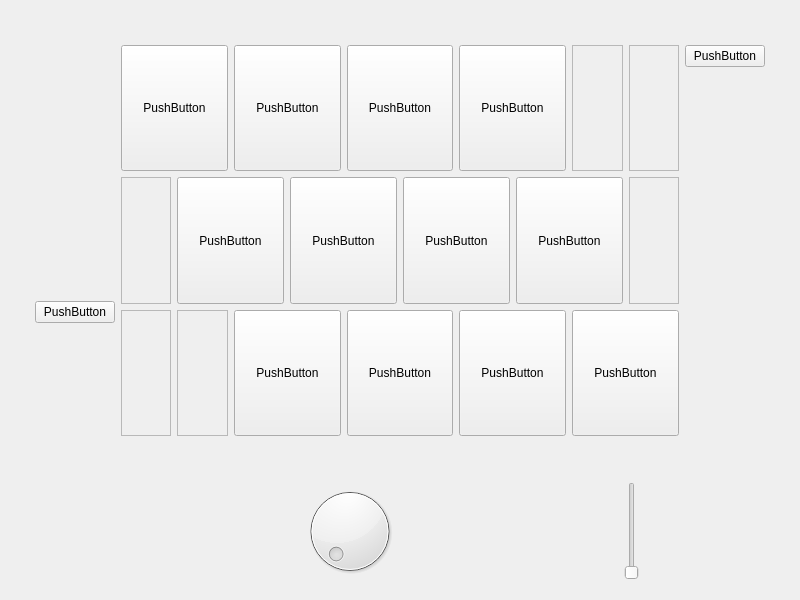
Old version of the form src/mainwindow.ui in the repository goldengun1/Music_Board.
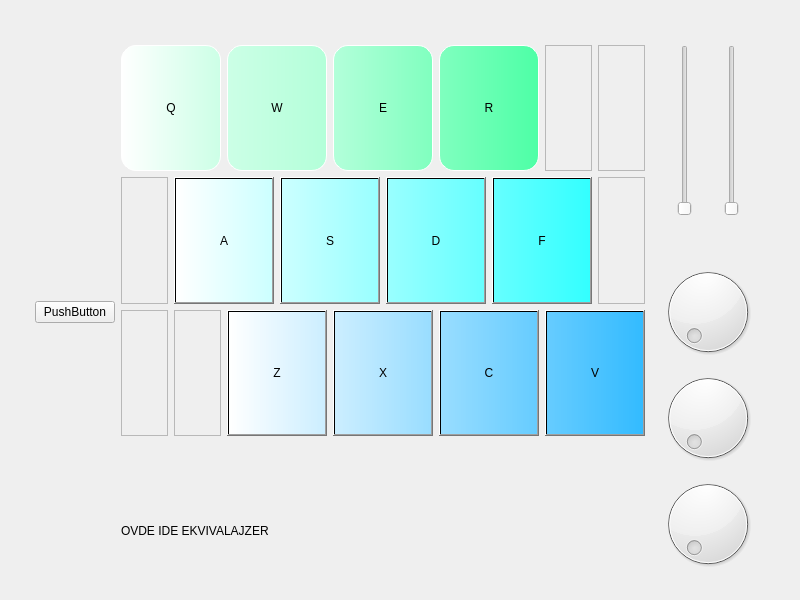
New version of the form.

Commit message: testirano stilizovanje dugmica

```diff
--- a/src/mainwindow.ui
+++ b/src/mainwindow.ui
@@ -19,7 +19,7 @@
   <property name="windowTitle">
    <string>MainWindow</string>
   </property>
-  <layout class="QGridLayout" name="gridLayout_2" rowstretch="3,0" columnstretch="1,7,1">
+  <layout class="QGridLayout" name="gridLayout_2" rowstretch="3,0" columnstretch="1,7,3">
    <property name="leftMargin">
     <number>35</number>
    </property>
@@ -32,57 +32,10 @@
    <property name="bottomMargin">
     <number>20</number>
    </property>
-   <item row="0" column="0" rowspan="2">
-    <layout class="QVBoxLayout" name="verticalLayout_2">
-     <item>
-      <widget class="QPushButton" name="pushButton_8">
-       <property name="text">
-        <string>PushButton</string>
-       </property>
-      </widget>
-     </item>
-    </layout>
-   </item>
    <item row="0" column="1" rowspan="2">
     <layout class="QVBoxLayout" name="verticalLayout" stretch="4,0,1">
      <item>
       <layout class="QGridLayout" name="gridLayout">
-       <item row="2" column="1">
-        <widget class="QFrame" name="frame_4">
-         <property name="frameShape">
-          <enum>QFrame::StyledPanel</enum>
-         </property>
-         <property name="frameShadow">
-          <enum>QFrame::Raised</enum>
-         </property>
-        </widget>
-       </item>
-       <item row="1" column="3" colspan="2">
-        <widget class="QPushButton" name="pushButton_6">
-         <property name="sizePolicy">
-          <sizepolicy hsizetype="Minimum" vsizetype="Expanding">
-           <horstretch>0</horstretch>
-           <verstretch>0</verstretch>
-          </sizepolicy>
-         </property>
-         <property name="text">
-          <string>PushButton</string>
-         </property>
-        </widget>
-       </item>
-       <item row="2" column="6" colspan="2">
-        <widget class="QPushButton" name="pushButton_15">
-         <property name="sizePolicy">
-          <sizepolicy hsizetype="Minimum" vsizetype="Expanding">
-           <horstretch>0</horstretch>
-           <verstretch>0</verstretch>
-          </sizepolicy>
-         </property>
-         <property name="text">
-          <string>PushButton</string>
-         </property>
-        </widget>
-       </item>
        <item row="0" column="9">
         <widget class="QFrame" name="frame">
          <property name="frameShape">
@@ -93,29 +46,6 @@
          </property>
         </widget>
        </item>
-       <item row="1" column="5" colspan="2">
-        <widget class="QPushButton" name="pushButton_3">
-         <property name="sizePolicy">
-          <sizepolicy hsizetype="Minimum" vsizetype="Expanding">
-           <horstretch>0</horstretch>
-           <verstretch>0</verstretch>
-          </sizepolicy>
-         </property>
-         <property name="text">
-          <string>PushButton</string>
-         </property>
-        </widget>
-       </item>
-       <item row="2" column="0">
-        <widget class="QFrame" name="frame_3">
-         <property name="frameShape">
-          <enum>QFrame::StyledPanel</enum>
-         </property>
-         <property name="frameShadow">
-          <enum>QFrame::Raised</enum>
-         </property>
-        </widget>
-       </item>
        <item row="1" column="0">
         <widget class="QFrame" name="frame_2">
          <property name="frameShape">
@@ -126,34 +56,8 @@
          </property>
         </widget>
        </item>
-       <item row="1" column="7" colspan="2">
-        <widget class="QPushButton" name="pushButton_14">
-         <property name="sizePolicy">
-          <sizepolicy hsizetype="Minimum" vsizetype="Expanding">
-           <horstretch>0</horstretch>
-           <verstretch>0</verstretch>
-          </sizepolicy>
-         </property>
-         <property name="text">
-          <string>PushButton</string>
-         </property>
-        </widget>
-       </item>
-       <item row="2" column="4" colspan="2">
-        <widget class="QPushButton" name="pushButton_4">
-         <property name="sizePolicy">
-          <sizepolicy hsizetype="Minimum" vsizetype="Expanding">
-           <horstretch>0</horstretch>
-           <verstretch>0</verstretch>
-          </sizepolicy>
-         </property>
-         <property name="text">
-          <string>PushButton</string>
-         </property>
-        </widget>
-       </item>
-       <item row="1" column="1" colspan="2">
-        <widget class="QPushButton" name="pushButton_10">
+       <item row="0" column="4" colspan="2">
+        <widget class="QPushButton" name="pushButton_5">
          <property name="sizePolicy">
           <sizepolicy hsizetype="Minimum" vsizetype="Expanding">
            <horstretch>0</horstretch>
@@ -161,23 +65,12 @@
           </sizepolicy>
          </property>
          <property name="styleSheet">
-          <string notr="true"/>
+          <string notr="true">background-color: qlineargradient(spread:pad, x1:0, y1:0, x2:1, y2:0, stop:0 #b3ffda , stop:1 #80ffbf);
+border:1px solid white ;
+border-radius:15px</string>
          </property>
          <property name="text">
-          <string>PushButton</string>
-         </property>
-        </widget>
-       </item>
-       <item row="2" column="8" colspan="2">
-        <widget class="QPushButton" name="pushButton_11">
-         <property name="sizePolicy">
-          <sizepolicy hsizetype="Minimum" vsizetype="Expanding">
-           <horstretch>0</horstretch>
-           <verstretch>0</verstretch>
-          </sizepolicy>
-         </property>
-         <property name="text">
-          <string>PushButton</string>
+          <string>E</string>
          </property>
         </widget>
        </item>
@@ -189,8 +82,27 @@
            <verstretch>0</verstretch>
           </sizepolicy>
          </property>
+         <property name="styleSheet">
+          <string notr="true">background-color: qlineargradient(spread:pad, x1:0, y1:0, x2:1, y2:0, stop:0 #ffffff , stop:1 #cceeff);</string>
+         </property>
          <property name="text">
-          <string>PushButton</string>
+          <string>Z</string>
+         </property>
+        </widget>
+       </item>
+       <item row="2" column="8" colspan="2">
+        <widget class="QPushButton" name="pushButton_11">
+         <property name="sizePolicy">
+          <sizepolicy hsizetype="Minimum" vsizetype="Expanding">
+           <horstretch>0</horstretch>
+           <verstretch>0</verstretch>
+          </sizepolicy>
+         </property>
+         <property name="styleSheet">
+          <string notr="true">background-color: qlineargradient(spread:pad, x1:0, y1:0, x2:1, y2:0, stop:0 #66ccff , stop:1 #33bbff);</string>
+         </property>
+         <property name="text">
+          <string>V</string>
          </property>
         </widget>
        </item>
@@ -204,26 +116,51 @@
          </property>
         </widget>
        </item>
-       <item row="1" column="9">
-        <widget class="QFrame" name="frame_6">
-         <property name="frameShape">
-          <enum>QFrame::StyledPanel</enum>
+       <item row="2" column="4" colspan="2">
+        <widget class="QPushButton" name="pushButton_4">
+         <property name="sizePolicy">
+          <sizepolicy hsizetype="Minimum" vsizetype="Expanding">
+           <horstretch>0</horstretch>
+           <verstretch>0</verstretch>
+          </sizepolicy>
          </property>
-         <property name="frameShadow">
-          <enum>QFrame::Raised</enum>
+         <property name="styleSheet">
+          <string notr="true">background-color: qlineargradient(spread:pad, x1:0, y1:0, x2:1, y2:0, stop:0 #cceeff , stop:1 #99ddff);</string>
          </property>
+         <property name="text">
+          <string>X</string>
+         </property>
         </widget>
        </item>
-       <item row="0" column="0" colspan="2">
-        <widget class="QPushButton" name="pushButton_13">
+       <item row="1" column="5" colspan="2">
+        <widget class="QPushButton" name="pushButton_3">
          <property name="sizePolicy">
           <sizepolicy hsizetype="Minimum" vsizetype="Expanding">
            <horstretch>0</horstretch>
            <verstretch>0</verstretch>
           </sizepolicy>
          </property>
+         <property name="styleSheet">
+          <string notr="true">background-color: qlineargradient(spread:pad, x1:0, y1:0, x2:1, y2:0, stop:0 #99ffff , stop:1 #66ffff);</string>
+         </property>
          <property name="text">
-          <string>PushButton</string>
+          <string>D</string>
+         </property>
+        </widget>
+       </item>
+       <item row="1" column="3" colspan="2">
+        <widget class="QPushButton" name="pushButton_6">
+         <property name="sizePolicy">
+          <sizepolicy hsizetype="Minimum" vsizetype="Expanding">
+           <horstretch>0</horstretch>
+           <verstretch>0</verstretch>
+          </sizepolicy>
+         </property>
+         <property name="styleSheet">
+          <string notr="true">background-color: qlineargradient(spread:pad, x1:0, y1:0, x2:1, y2:0, stop:0 #ccffff , stop:1 #99ffff);</string>
+         </property>
+         <property name="text">
+          <string>S</string>
          </property>
         </widget>
        </item>
@@ -235,21 +172,71 @@
            <verstretch>0</verstretch>
           </sizepolicy>
          </property>
+         <property name="styleSheet">
+          <string notr="true">background-color: qlineargradient(spread:pad, x1:0, y1:0, x2:1, y2:0, stop:0 #ccffe6 , stop:1 #b3ffd9 );
+border:1px solid white ;
+border-radius:15px</string>
+         </property>
          <property name="text">
-          <string>PushButton</string>
+          <string>W</string>
          </property>
         </widget>
        </item>
-       <item row="0" column="4" colspan="2">
-        <widget class="QPushButton" name="pushButton_5">
+       <item row="2" column="1">
+        <widget class="QFrame" name="frame_4">
+         <property name="frameShape">
+          <enum>QFrame::StyledPanel</enum>
+         </property>
+         <property name="frameShadow">
+          <enum>QFrame::Raised</enum>
+         </property>
+        </widget>
+       </item>
+       <item row="1" column="1" colspan="2">
+        <widget class="QPushButton" name="pushButton_10">
          <property name="sizePolicy">
           <sizepolicy hsizetype="Minimum" vsizetype="Expanding">
            <horstretch>0</horstretch>
            <verstretch>0</verstretch>
           </sizepolicy>
          </property>
+         <property name="styleSheet">
+          <string notr="true">background-color: qlineargradient(spread:pad, x1:0, y1:0, x2:1, y2:0, stop:0 #ffffff , stop:1 #ccffff);</string>
+         </property>
          <property name="text">
-          <string>PushButton</string>
+          <string>A</string>
+         </property>
+        </widget>
+       </item>
+       <item row="0" column="0" colspan="2">
+        <widget class="QPushButton" name="pushButton_13">
+         <property name="sizePolicy">
+          <sizepolicy hsizetype="Minimum" vsizetype="Expanding">
+           <horstretch>0</horstretch>
+           <verstretch>0</verstretch>
+          </sizepolicy>
+         </property>
+         <property name="mouseTracking">
+          <bool>false</bool>
+         </property>
+         <property name="styleSheet">
+          <string notr="true">background-color: qlineargradient(spread:pad, x1:0, y1:0, x2:1, y2:0, stop:0 #ffffff , stop:1 #ccffe6 );
+border:1px solid white ;
+border-radius:15px
+</string>
+         </property>
+         <property name="text">
+          <string>Q</string>
+         </property>
+        </widget>
+       </item>
+       <item row="2" column="0">
+        <widget class="QFrame" name="frame_3">
+         <property name="frameShape">
+          <enum>QFrame::StyledPanel</enum>
+         </property>
+         <property name="frameShadow">
+          <enum>QFrame::Raised</enum>
          </property>
         </widget>
        </item>
@@ -261,8 +248,55 @@
            <verstretch>0</verstretch>
           </sizepolicy>
          </property>
+         <property name="styleSheet">
+          <string notr="true">background-color: qlineargradient(spread:pad, x1:0, y1:0, x2:1, y2:0, stop:0 #80ffbf , stop:1 #4dffa6);
+border:1px solid white ;
+border-radius:15px</string>
+         </property>
          <property name="text">
-          <string>PushButton</string>
+          <string>R</string>
+         </property>
+        </widget>
+       </item>
+       <item row="2" column="6" colspan="2">
+        <widget class="QPushButton" name="pushButton_15">
+         <property name="sizePolicy">
+          <sizepolicy hsizetype="Minimum" vsizetype="Expanding">
+           <horstretch>0</horstretch>
+           <verstretch>0</verstretch>
+          </sizepolicy>
+         </property>
+         <property name="styleSheet">
+          <string notr="true">background-color: qlineargradient(spread:pad, x1:0, y1:0, x2:1, y2:0, stop:0 #99ddff , stop:1 #66ccff);</string>
+         </property>
+         <property name="text">
+          <string>C</string>
+         </property>
+        </widget>
+       </item>
+       <item row="1" column="7" colspan="2">
+        <widget class="QPushButton" name="pushButton_14">
+         <property name="sizePolicy">
+          <sizepolicy hsizetype="Minimum" vsizetype="Expanding">
+           <horstretch>0</horstretch>
+           <verstretch>0</verstretch>
+          </sizepolicy>
+         </property>
+         <property name="styleSheet">
+          <string notr="true">background-color: qlineargradient(spread:pad, x1:0, y1:0, x2:1, y2:0, stop:0 #66ffff , stop:1 #33ffff);</string>
+         </property>
+         <property name="text">
+          <string>F</string>
+         </property>
+        </widget>
+       </item>
+       <item row="1" column="9">
+        <widget class="QFrame" name="frame_6">
+         <property name="frameShape">
+          <enum>QFrame::StyledPanel</enum>
+         </property>
+         <property name="frameShadow">
+          <enum>QFrame::Raised</enum>
          </property>
         </widget>
        </item>
@@ -284,55 +318,117 @@
      <item>
       <layout class="QHBoxLayout" name="horizontalLayout_4">
        <item>
-        <widget class="QDial" name="dial"/>
-       </item>
-       <item>
-        <spacer name="horizontalSpacer">
-         <property name="orientation">
-          <enum>Qt::Horizontal</enum>
-         </property>
-         <property name="sizeType">
-          <enum>QSizePolicy::Preferred</enum>
-         </property>
-         <property name="sizeHint" stdset="0">
-          <size>
-           <width>40</width>
-           <height>20</height>
-          </size>
-         </property>
-        </spacer>
-       </item>
-       <item>
-        <widget class="QSlider" name="verticalSlider_2">
-         <property name="orientation">
-          <enum>Qt::Vertical</enum>
+        <widget class="QLabel" name="label">
+         <property name="text">
+          <string>OVDE IDE EKVIVALAJZER</string>
          </property>
         </widget>
        </item>
-       <item>
-        <spacer name="horizontalSpacer_2">
-         <property name="orientation">
-          <enum>Qt::Horizontal</enum>
-         </property>
-         <property name="sizeType">
-          <enum>QSizePolicy::Preferred</enum>
-         </property>
-         <property name="sizeHint" stdset="0">
-          <size>
-           <width>40</width>
-           <height>20</height>
-          </size>
-         </property>
-        </spacer>
-       </item>
       </layout>
      </item>
     </layout>
    </item>
    <item row="0" column="2">
-    <layout class="QVBoxLayout" name="verticalLayout_4">
+    <layout class="QGridLayout" name="gridLayout_3">
+     <item row="1" column="0">
+      <spacer name="verticalSpacer_2">
+       <property name="orientation">
+        <enum>Qt::Vertical</enum>
+       </property>
+       <property name="sizeType">
+        <enum>QSizePolicy::Preferred</enum>
+       </property>
+       <property name="sizeHint" stdset="0">
+        <size>
+         <width>20</width>
+         <height>40</height>
+        </size>
+       </property>
+      </spacer>
+     </item>
+     <item row="0" column="2">
+      <spacer name="horizontalSpacer">
+       <property name="orientation">
+        <enum>Qt::Horizontal</enum>
+       </property>
+       <property name="sizeType">
+        <enum>QSizePolicy::Fixed</enum>
+       </property>
+       <property name="sizeHint" stdset="0">
+        <size>
+         <width>20</width>
+         <height>20</height>
+        </size>
+       </property>
+      </spacer>
+     </item>
+     <item row="0" column="1">
+      <widget class="QSlider" name="verticalSlider">
+       <property name="sizePolicy">
+        <sizepolicy hsizetype="Fixed" vsizetype="Preferred">
+         <horstretch>0</horstretch>
+         <verstretch>0</verstretch>
+        </sizepolicy>
+       </property>
+       <property name="orientation">
+        <enum>Qt::Vertical</enum>
+       </property>
+      </widget>
+     </item>
+     <item row="0" column="0">
+      <spacer name="horizontalSpacer_2">
+       <property name="orientation">
+        <enum>Qt::Horizontal</enum>
+       </property>
+       <property name="sizeType">
+        <enum>QSizePolicy::Fixed</enum>
+       </property>
+       <property name="sizeHint" stdset="0">
+        <size>
+         <width>20</width>
+         <height>20</height>
+        </size>
+       </property>
+      </spacer>
+     </item>
+     <item row="0" column="4">
+      <spacer name="horizontalSpacer_3">
+       <property name="orientation">
+        <enum>Qt::Horizontal</enum>
+       </property>
+       <property name="sizeType">
+        <enum>QSizePolicy::Fixed</enum>
+       </property>
+       <property name="sizeHint" stdset="0">
+        <size>
+         <width>20</width>
+         <height>20</height>
+        </size>
+       </property>
+      </spacer>
+     </item>
+     <item row="4" column="0" colspan="5">
+      <widget class="QDial" name="dial_2"/>
+     </item>
+     <item row="0" column="3">
+      <widget class="QSlider" name="verticalSlider_2">
+       <property name="orientation">
+        <enum>Qt::Vertical</enum>
+       </property>
+      </widget>
+     </item>
+     <item row="3" column="0" colspan="5">
+      <widget class="QDial" name="dial_3"/>
+     </item>
+     <item row="2" column="0" colspan="5">
+      <widget class="QDial" name="dial"/>
+     </item>
+    </layout>
+   </item>
+   <item row="0" column="0" rowspan="2">
+    <layout class="QVBoxLayout" name="verticalLayout_2">
      <item>
-      <widget class="QPushButton" name="pushButton_2">
+      <widget class="QPushButton" name="pushButton_8">
        <property name="text">
         <string>PushButton</string>
        </property>
```
